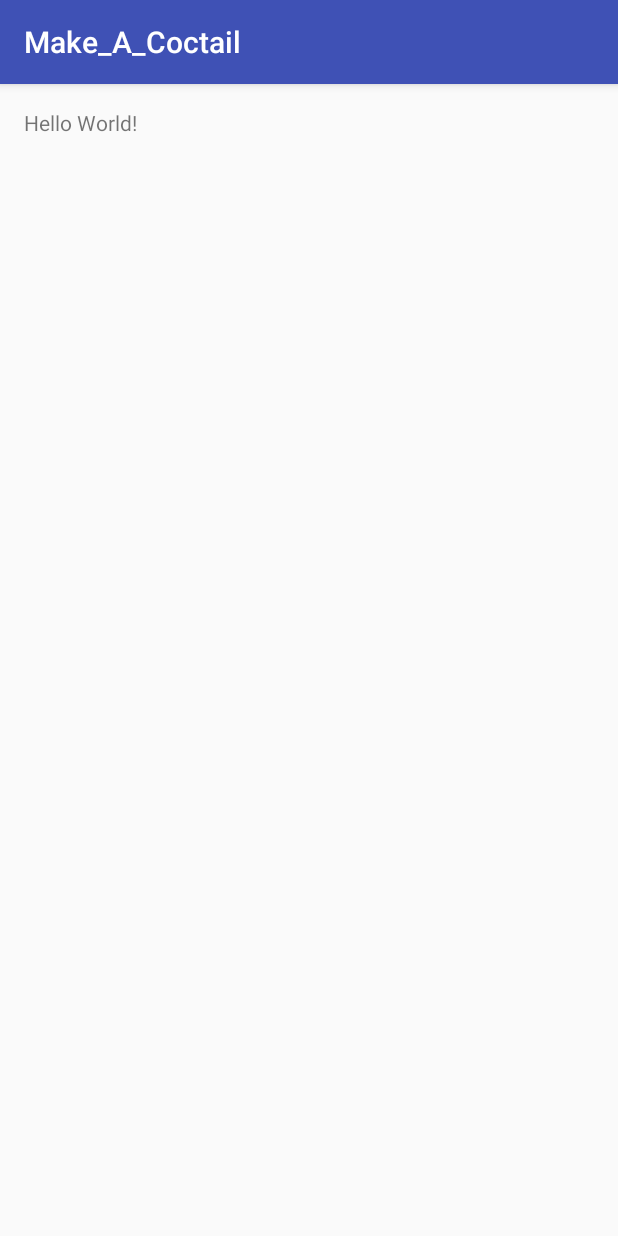
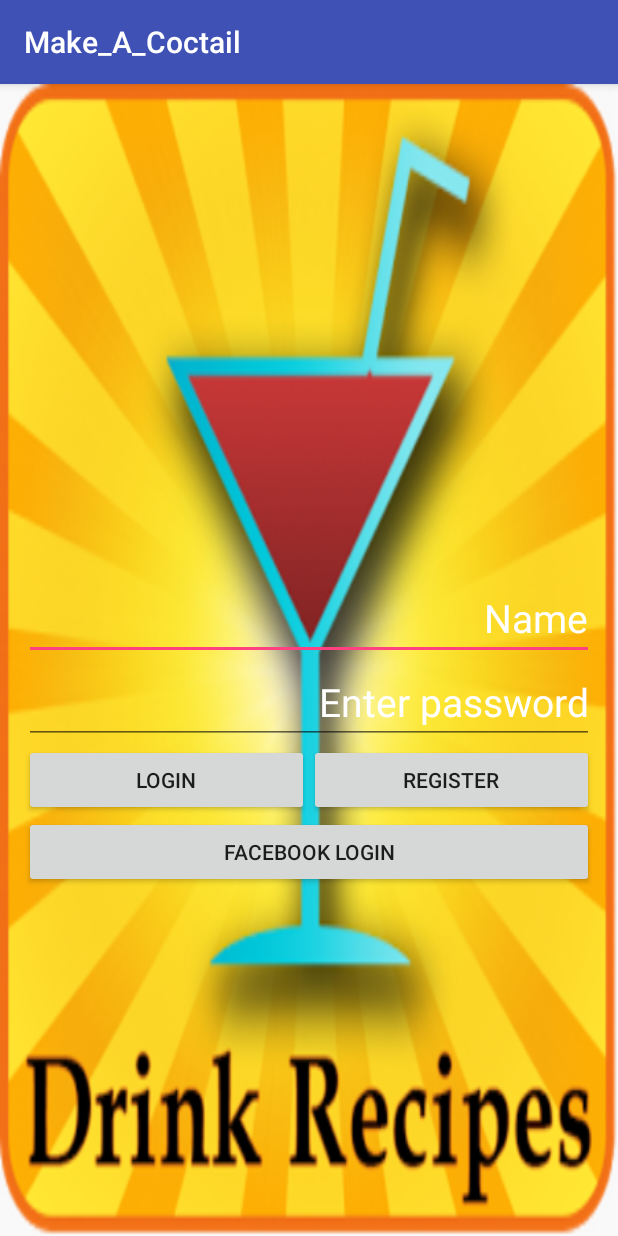
Before and after one commit to pploshtakov/Make_A_Cocktail, an Android app: the screen it shows after launch (MainActivity before the commit, LoginActivity after it), on a phone screen of 412 x 824 dp. Run offline under Robolectric (Android 15) with nearby library versions, the phone set to English and light mode, and no system bars.

Commit message:
change main activity to login activity, new pic

```diff
--- a/app/src/main/AndroidManifest.xml
+++ b/app/src/main/AndroidManifest.xml
@@ -8,14 +8,13 @@
         android:label="@string/app_name"
         android:supportsRtl="true"
         android:theme="@style/AppTheme">
-        <activity android:name=".MainActivity">
+        <activity android:name=".LoginActivity">
             <intent-filter>
                 <action android:name="android.intent.action.MAIN" />
 
                 <category android:name="android.intent.category.LAUNCHER" />
             </intent-filter>
         </activity>
-        <activity android:name=".LoginActivity"></activity>
     </application>
 
 </manifest>
--- a/app/src/main/java/com/example/pesho/make_a_coctail/MainActivity.java
+++ /dev/null
@@ -1,13 +0,0 @@
-package com.example.pesho.make_a_coctail;
-
-import android.support.v7.app.AppCompatActivity;
-import android.os.Bundle;
-
-public class MainActivity extends AppCompatActivity {
-
-    @Override
-    protected void onCreate(Bundle savedInstanceState) {
-        super.onCreate(savedInstanceState);
-        setContentView(R.layout.activity_main);
-    }
-}
--- a/app/src/main/res/layout/activity_login.xml
+++ b/app/src/main/res/layout/activity_login.xml
@@ -7,7 +7,7 @@
     android:paddingLeft="@dimen/activity_horizontal_margin"
     android:paddingRight="@dimen/activity_horizontal_margin"
     android:paddingTop="@dimen/activity_vertical_margin"
-    android:background="@drawable/main_pic"
+    android:background="@drawable/main_pic1"
     tools:context="com.example.pesho.make_a_coctail.LoginActivity">
 
     <LinearLayout
--- a/app/src/main/res/layout/activity_main.xml
+++ /dev/null
@@ -1,16 +0,0 @@
-<?xml version="1.0" encoding="utf-8"?>
-<RelativeLayout xmlns:android="http://schemas.android.com/apk/res/android"
-    xmlns:tools="http://schemas.android.com/tools"
-    android:layout_width="match_parent"
-    android:layout_height="match_parent"
-    android:paddingBottom="@dimen/activity_vertical_margin"
-    android:paddingLeft="@dimen/activity_horizontal_margin"
-    android:paddingRight="@dimen/activity_horizontal_margin"
-    android:paddingTop="@dimen/activity_vertical_margin"
-    tools:context="com.example.pesho.make_a_coctail.MainActivity">
-
-    <TextView
-        android:layout_width="wrap_content"
-        android:layout_height="wrap_content"
-        android:text="Hello World!" />
-</RelativeLayout>
```
Also changed, not shown: app/src/main/res/drawable/main_pic1.png (added). Lines whose indentation alone changed are shown as unchanged.
